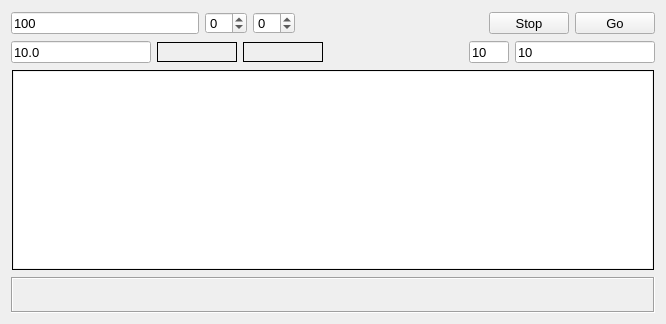
This is hatdevice.ui in MccDv/mdihattest as Qt 5 draws it before an edit. The edited form follows.
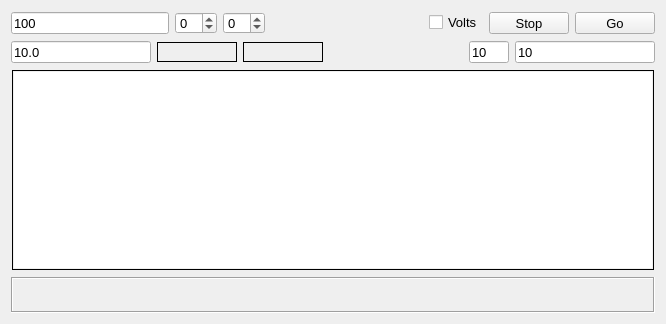
This is the edited form. Custom widgets are drawn as their Qt base class.

Patch:
```diff
--- a/hatdevice.ui
+++ b/hatdevice.ui
@@ -10,6 +10,11 @@
     <height>324</height>
    </rect>
   </property>
+  <property name="font">
+   <font>
+    <pointsize>10</pointsize>
+   </font>
+  </property>
   <property name="windowTitle">
    <string>Form</string>
   </property>
@@ -132,6 +137,13 @@
         </property>
        </spacer>
       </item>
+      <item>
+       <widget class="QCheckBox" name="chkVolts">
+        <property name="text">
+         <string>Volts</string>
+        </property>
+       </widget>
+      </item>
       <item>
        <widget class="QPushButton" name="cmdStop">
         <property name="maximumSize">
```
